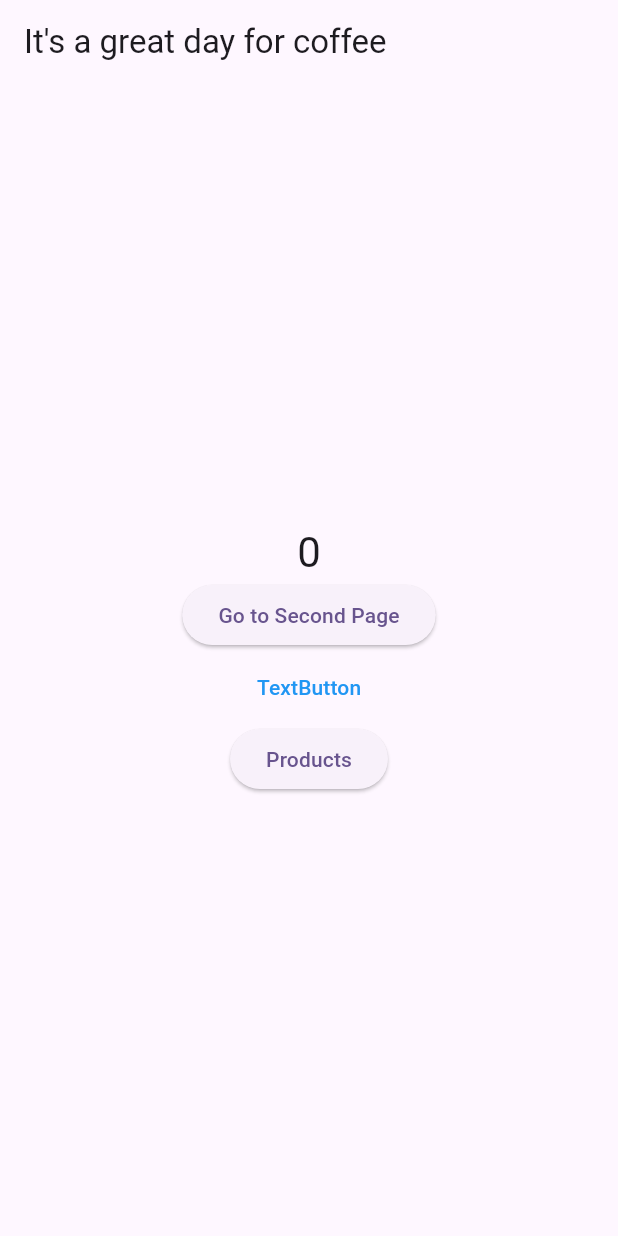
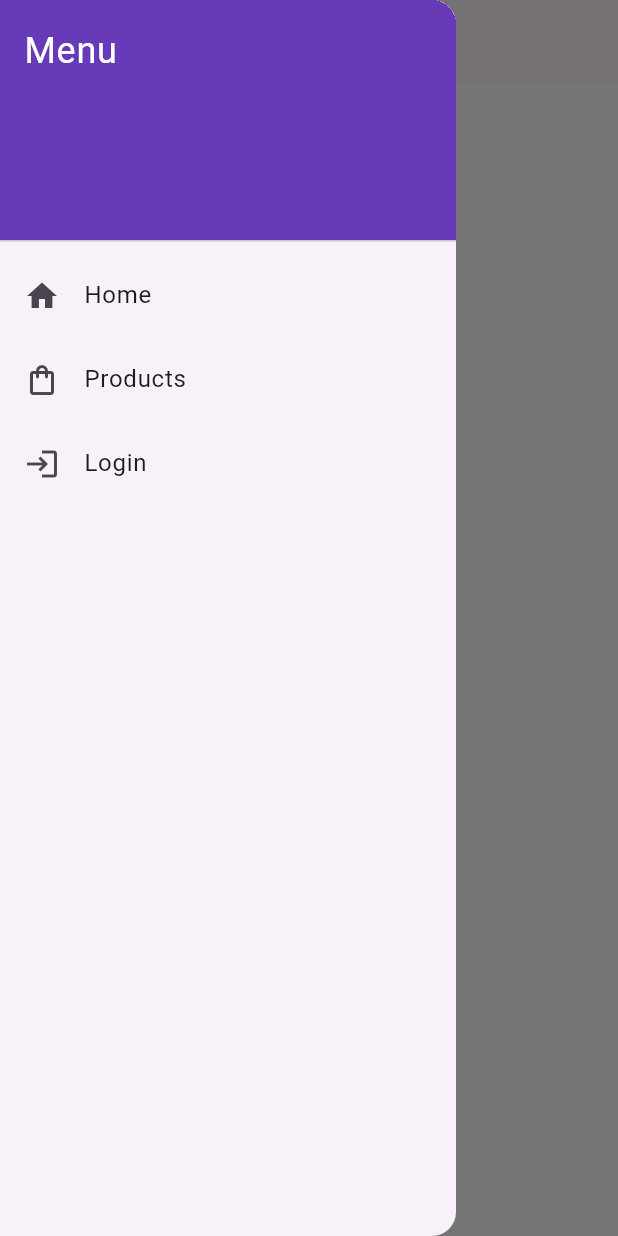
Before and after one commit to REAM-Borey/learning_app_by_self_1, a Flutter app: the screen it shows after launch, with the side drawer open (before the commit the screen has no drawer), on a phone screen of 412 x 824 dp. Run offline on Flutter 3.47's test engine with Material 3 defaults, Android fonts, the phone set to English and light mode, and no system bars; our stand-ins replace flutter_bloc, go_router; network calls fail; statements that could not run were skipped.

Commit message:
commit from office

```diff
--- a/lib/app.dart
+++ b/lib/app.dart
@@ -1,17 +1,17 @@
 import 'package:flutter/material.dart';
-import 'package:learning_flutter_1/presentation/screens/home/home_screen.dart';
+import 'package:learning_flutter_1/routes/app_go_router.dart';
 
 class App extends StatelessWidget {
   const App({super.key});
   @override
   Widget build(BuildContext context) {
-    return MaterialApp(
+    return MaterialApp.router(
       debugShowCheckedModeBanner: false,
       title: 'Flutter Demo',
       theme: ThemeData(
         colorScheme: ColorScheme.fromSeed(seedColor: Colors.deepPurple),
       ),
-      home: const MyHomePage(title: 'It\'s a great day for coffee'),
+      routerConfig: AppGoRouter.router,
     );
   }
 }
--- a/lib/presentation/screens/home/home_screen.dart
+++ b/lib/presentation/screens/home/home_screen.dart
@@ -1,21 +1,19 @@
 import 'package:flutter/material.dart';
 import 'package:flutter_bloc/flutter_bloc.dart';
+import 'package:go_router/go_router.dart';
 import 'package:learning_flutter_1/presentation/bloc/counter_bloc.dart';
 import 'package:learning_flutter_1/presentation/bloc/counter_state.dart';
-import 'package:learning_flutter_1/presentation/screens/home/second_screen.dart';
-import 'package:learning_flutter_1/presentation/screens/login/login_screen.dart';
-import 'package:learning_flutter_1/presentation/screens/products/products_screen.dart';
 import 'package:learning_flutter_1/services/product_service.dart';
 
-class MyHomePage extends StatefulWidget {
-  const MyHomePage({super.key, required this.title});
+class MyHomeScreen extends StatefulWidget {
+  const MyHomeScreen({super.key, required this.title});
   final String title;
 
   @override
-  State<MyHomePage> createState() => _MyHomePageState();
+  State<MyHomeScreen> createState() => _MyHomeScreenState();
 }
 
-class _MyHomePageState extends State<MyHomePage> {
+class _MyHomeScreenState extends State<MyHomeScreen> {
   final _productService = ProductService();
 
   @override
@@ -32,7 +30,37 @@ class _MyHomePageState extends State<MyHomePage> {
   @override
   Widget build(BuildContext context) {
     return Scaffold(
-      appBar: AppBar(title: Text(widget.title)),
+      backgroundColor: Colors.white,
+      drawer: Drawer(
+        child: ListView(
+          padding: EdgeInsets.zero,
+          children: [
+            const DrawerHeader(
+              decoration: BoxDecoration(color: Colors.deepPurple),
+              child: Text(
+                'Menu',
+                style: TextStyle(color: Colors.white, fontSize: 24),
+              ),
+            ),
+            ListTile(
+              leading: const Icon(Icons.home),
+              title: const Text('Home'),
+              onTap: () => context.push('/home'),
+            ),
+            ListTile(
+              leading: const Icon(Icons.shopping_bag_outlined),
+              title: const Text('Products'),
+              onTap: () => context.push('/products'),
+            ),
+            ListTile(
+              leading: const Icon(Icons.login),
+              title: const Text('Login'),
+              onTap: () => context.push('/login'),
+            ),
+          ],
+        ),
+      ),
+      appBar: AppBar(title: Text(widget.title), centerTitle: true),
       body: Center(
         child: Column(
           mainAxisAlignment: MainAxisAlignment.center,
@@ -46,34 +74,20 @@ class _MyHomePageState extends State<MyHomePage> {
               },
             ),
             ElevatedButton(
-              onPressed: () {
-                Navigator.push(
-                  context,
-                  MaterialPageRoute(builder: (context) => const Secondpage()),
-                );
-              },
+              onPressed: () => context.push('/second'),
               child: const Text('Go to Second Page'),
             ),
-            TextButton(
-              style: ButtonStyle(
-                foregroundColor: MaterialStateProperty.all<Color>(Colors.blue),
-              ),
-              onPressed: () {
-                Navigator.push(
-                  context,
-                  MaterialPageRoute(builder: (context) => Loginpage()),
-                );
-              },
-              child: Text('TextButton'),
+            ElevatedButton(
+              onPressed: () => context.push('/login'),
+              child: Text('login screen'),
             ),
             ElevatedButton(
-              onPressed: () {
-                Navigator.push(
-                  context,
-                  MaterialPageRoute(builder: (context) => ProductsScreen()),
-                );
-              },
+              onPressed: () => context.push('/products'),
               child: Text('Products'),
+            ),
+            ElevatedButton(
+              onPressed: () => context.push('/orders'),
+              child: const Text('Open second screen'),
             ),
           ],
         ),
--- a/lib/presentation/screens/home/second_screen.dart
+++ b/lib/presentation/screens/home/second_screen.dart
@@ -3,8 +3,8 @@ import 'package:flutter_bloc/flutter_bloc.dart';
 import 'package:learning_flutter_1/presentation/bloc/counter_bloc.dart';
 import 'package:learning_flutter_1/presentation/bloc/counter_state.dart';
 
-class Secondpage extends StatelessWidget {
-  const Secondpage({super.key});
+class SecondScreen extends StatelessWidget {
+  const SecondScreen({super.key});
 
   @override
   Widget build(BuildContext context) {
--- a/lib/presentation/screens/products/product_detail_screen.dart
+++ b/lib/presentation/screens/products/product_detail_screen.dart
@@ -1,4 +1,5 @@
 import 'package:flutter/material.dart';
+import 'package:go_router/go_router.dart';
 import 'package:learning_flutter_1/data/models/backend/api/api_product.dart';
 
 class ProductDetailScreen extends StatelessWidget {
@@ -20,6 +21,7 @@ class ProductDetailScreen extends StatelessWidget {
         centerTitle: true,
         actions: [
           IconButton(icon: const Icon(Icons.favorite_border), onPressed: () {}),
+          IconButton(icon: const Icon(Icons.share), onPressed: () {}),
         ],
       ),
       body: SingleChildScrollView(
--- /dev/null
+++ b/lib/routes/app_go_router.dart
@@ -0,0 +1,39 @@
+import 'package:go_router/go_router.dart';
+import 'package:learning_flutter_1/data/models/backend/api/api_product.dart';
+import 'package:learning_flutter_1/presentation/screens/home/home_screen.dart';
+import 'package:learning_flutter_1/presentation/screens/home/second_screen.dart';
+import 'package:learning_flutter_1/presentation/screens/login/login_screen.dart';
+import 'package:learning_flutter_1/presentation/screens/order/order_screen.dart';
+import 'package:learning_flutter_1/presentation/screens/products/product_detail_screen.dart';
+import 'package:learning_flutter_1/presentation/screens/products/products_screen.dart';
+
+class AppGoRouter {
+  static final GoRouter router = GoRouter(
+    initialLocation: '/',
+    routes: [
+      GoRoute(
+        path: '/',
+        builder: (context, state) => const MyHomeScreen(title: 'Home Screen'),
+      ),
+
+      GoRoute(
+        path: '/second',
+        builder: (context, state) => const SecondScreen(),
+      ),
+
+      GoRoute(path: '/login', builder: (context, state) => Loginpage()),
+
+      GoRoute(path: '/products', builder: (context, state) => ProductsScreen()),
+      GoRoute(
+        path: '/productDetail',
+        builder: (context, state) =>
+            ProductDetailScreen(product: state.extra as Product),
+      ),
+
+      GoRoute(
+        path: '/orders',
+        builder: (context, state) => const OrdersScreen(),
+      ),
+    ],
+  );
+}
--- a/lib/routes/app_pages.dart
+++ b/lib/routes/app_pages.dart
@@ -1,13 +1,18 @@
 import 'package:flutter/material.dart';
 import 'package:learning_flutter_1/presentation/screens/home/home_screen.dart';
+import 'package:learning_flutter_1/presentation/screens/home/second_screen.dart';
 import 'package:learning_flutter_1/presentation/screens/login/login_screen.dart';
+import 'package:learning_flutter_1/presentation/screens/order/order_screen.dart';
+import 'package:learning_flutter_1/presentation/screens/products/products_screen.dart';
 import 'package:learning_flutter_1/routes/app_routes.dart';
 
 class AppPages {
   static Map<String, WidgetBuilder> routes = {
-    AppRoutes.home: (context) =>
-        MyHomePage(title: "It's a great day for coffee"),
+    AppRoutes.home: (context) => MyHomeScreen(title: "Home Screen"),
     AppRoutes.login: (context) => Loginpage(),
+    AppRoutes.products: (context) => ProductsScreen(),
+    AppRoutes.orders: (context) => OrdersScreen(),
+    AppRoutes.second: (context) => SecondScreen(),
     // AppRoutes.profile: (context) => ProfilePage(),
     // AppRoutes.settings: (context) => SettingsPage(),
   };
--- a/lib/routes/app_router.dart
+++ b/lib/routes/app_router.dart
@@ -1,6 +1,11 @@
 import 'package:flutter/material.dart';
+import 'package:learning_flutter_1/data/models/backend/api/api_product.dart';
 import 'package:learning_flutter_1/presentation/screens/home/home_screen.dart';
+import 'package:learning_flutter_1/presentation/screens/home/second_screen.dart';
 import 'package:learning_flutter_1/presentation/screens/login/login_screen.dart';
+import 'package:learning_flutter_1/presentation/screens/order/order_screen.dart';
+import 'package:learning_flutter_1/presentation/screens/products/product_detail_screen.dart';
+import 'package:learning_flutter_1/presentation/screens/products/products_screen.dart';
 import 'package:learning_flutter_1/routes/app_routes.dart';
 
 class AppRouter {
@@ -8,13 +13,21 @@ class AppRouter {
     switch (settings.name) {
       case AppRoutes.home:
         return MaterialPageRoute(
-          builder: (_) => MyHomePage(title: 'It\'s a great day for coffee'),
+          builder: (_) => MyHomeScreen(title: 'Home Screen'),
         );
       case AppRoutes.login:
         return MaterialPageRoute(builder: (_) => Loginpage());
-      // case AppRoutes.profile:
-      //   // return MaterialPageRoute(builder: (_) => ProfilePage());
-      //   break;
+      case AppRoutes.products:
+        return MaterialPageRoute(builder: (_) => ProductsScreen());
+      case AppRoutes.productDetail:
+        return MaterialPageRoute(
+          builder: (_) =>
+              ProductDetailScreen(product: settings.arguments as Product),
+        );
+      case AppRoutes.orders:
+        return MaterialPageRoute(builder: (_) => OrdersScreen());
+      case AppRoutes.second:
+        return MaterialPageRoute(builder: (_) => SecondScreen());
       default:
         return MaterialPageRoute(
           builder: (_) => Scaffold(
--- a/lib/routes/app_routes.dart
+++ b/lib/routes/app_routes.dart
@@ -1,6 +1,11 @@
 class AppRoutes {
   static const String home = '/home';
   static const String login = '/login';
+  static const String products = '/products';
+  static const String productDetail = '/detail';
+  static const String orders = '/orders';
+  static const String second = '/second';
+
   // static const String profile = '/profile';
   // static const String settings = '/settings';
 }
--- a/pubspec.yaml
+++ b/pubspec.yaml
@@ -37,6 +37,7 @@ dependencies:
   flutter_bloc: ^9.1.1
   dio: ^5.9.2
   http: ^1.6.0
+  go_router: ^17.2.3
 
 dev_dependencies:
   flutter_test:
```
Also changed, not shown: lib/data/models/backend/auth/login_request.dart (added, +8 -0 lines), lib/presentation/screens/order/order_screen.dart (added, +44 -0 lines), lib/presentation/screens/products/products_screen.dart (+18 -19 lines), pubspec.lock.
